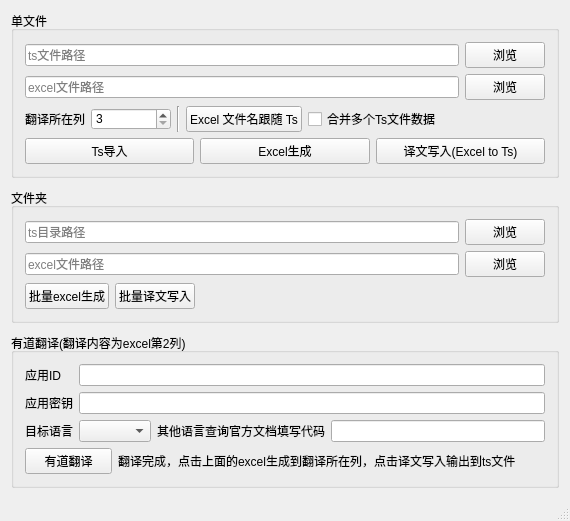
The window that MainApps/TSFileEditor/MainWindow.ui (CharlesLiaoO/TSFileEditor) describes before a commit, drawn with Qt 5.
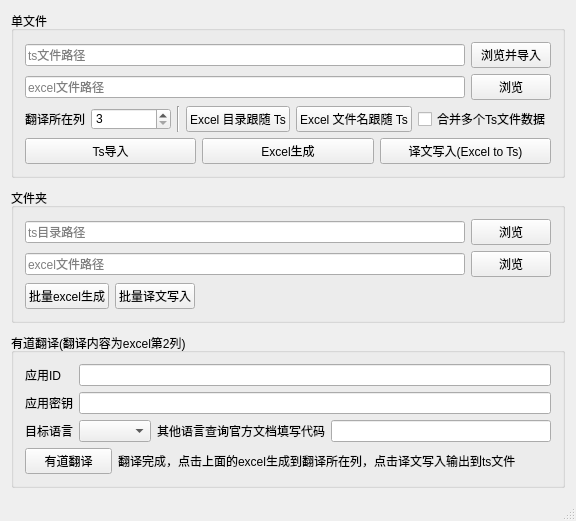
The same window after the commit.

Commit message: TS导入按钮文本：浏览 -> 浏览并导入。增加功能：Excel 目录跟随 Ts

What changed in the file:
```diff
--- a/MainApps/TSFileEditor/MainWindow.ui
+++ b/MainApps/TSFileEditor/MainWindow.ui
@@ -44,7 +44,7 @@
          <item>
           <widget class="QPushButton" name="tsLookBtn">
            <property name="text">
-            <string comment="disambiguation（ts内为comment）可以区分两个翻译">浏览</string>
+            <string comment="disambiguation（ts内为comment）可以区分两个翻译">浏览并导入</string>
            </property>
           </widget>
          </item>
@@ -106,6 +106,13 @@
            </property>
           </widget>
          </item>
+         <item>
+          <widget class="QPushButton" name="pushButton_ExcelFileDirFollowTs">
+           <property name="text">
+            <string>Excel 目录跟随 Ts</string>
+           </property>
+          </widget>
+         </item>
          <item>
           <widget class="QPushButton" name="pushButton_ExcelFileNameFollowTs">
            <property name="text">
```
The commit also changes 2 other files.
